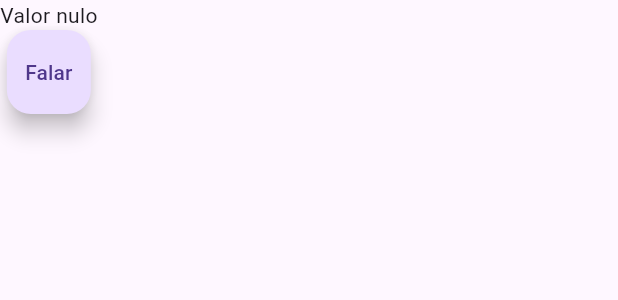
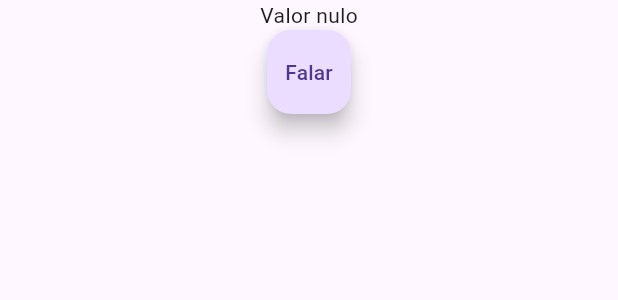
Before and after one commit to oJaciel/sdrawkcaB_App, a Flutter app: the ResultComponent widget shown alone on an empty page, opened directly, on a phone screen of 412 x 824 dp. Shown: the top 300 px of the screen. Run offline on Flutter 3.47's test engine with Material 3 defaults, Android fonts, the light colour scheme and no system bars; our stand-ins replace flutter_tts.

Commit message:
Remoção ResultScreen / Rotas
Removida a tela de resultados, bem como as rotas e arquivos relacionados.

Iniciada a refatoração, para apenas uma tela na aplicação.

```diff
--- a/lib/components/form_component.dart
+++ b/lib/components/form_component.dart
@@ -1,5 +1,4 @@
 import 'package:flutter/material.dart';
-import 'package:sdrawkcab/utils/app_routes.dart';
 
 class FormComponent extends StatefulWidget {
   const FormComponent({super.key});
@@ -36,9 +35,6 @@ class _FormComponentState extends State<FormComponent> {
               ),
               ElevatedButton(
                 onPressed: () {
-                  if (_formKey.currentState!.validate()) {
-                    Navigator.of(context).pushNamed(AppRoutes.RESULT_SCREEN, arguments: formController.text);
-                  }
                 },
                 child: Text(
                   'Enviar',
--- a/lib/components/result_component.dart
+++ b/lib/components/result_component.dart
@@ -26,7 +26,9 @@ class ResultComponent extends StatelessWidget {
       return reversedString;
     }
 
-    return Column(
+    return Container(
+      width: double.infinity,
+      child: Column(
         children: [
           Text(reverseText()),
           FloatingActionButton(
@@ -34,6 +36,7 @@ class ResultComponent extends StatelessWidget {
             child: Text('Falar'),
           ),
         ],
+      ),
     );
   }
 }
--- a/lib/main.dart
+++ b/lib/main.dart
@@ -1,7 +1,5 @@
 import 'package:flutter/material.dart';
 import 'package:sdrawkcab/screens/home_screen.dart';
-import 'package:sdrawkcab/screens/result_screen.dart';
-import 'package:sdrawkcab/utils/app_routes.dart';
 
 void main() {
   runApp(const MyApp());
@@ -16,9 +14,6 @@
     return MaterialApp(
       home: HomeScreen(),
       debugShowCheckedModeBanner: false,
-      routes: {
-        AppRoutes.RESULT_SCREEN: (ctx) => ResultScreen(),
-      },
     );
   }
 }
--- a/lib/screens/home_screen.dart
+++ b/lib/screens/home_screen.dart
@@ -2,7 +2,6 @@ import 'package:flutter/material.dart';
 import 'package:sdrawkcab/components/form_component.dart';
 
 class HomeScreen extends StatelessWidget {
-
 
   @override
   Widget build(BuildContext context) {
--- a/lib/utils/app_routes.dart
+++ /dev/null
@@ -1,3 +0,0 @@
-class AppRoutes {
-  static const RESULT_SCREEN = '/result-screen';
-}
```
Also changed, not shown: lib/screens/result_screen.dart (deleted, +0 -14 lines). Lines whose indentation alone changed are shown as unchanged.
